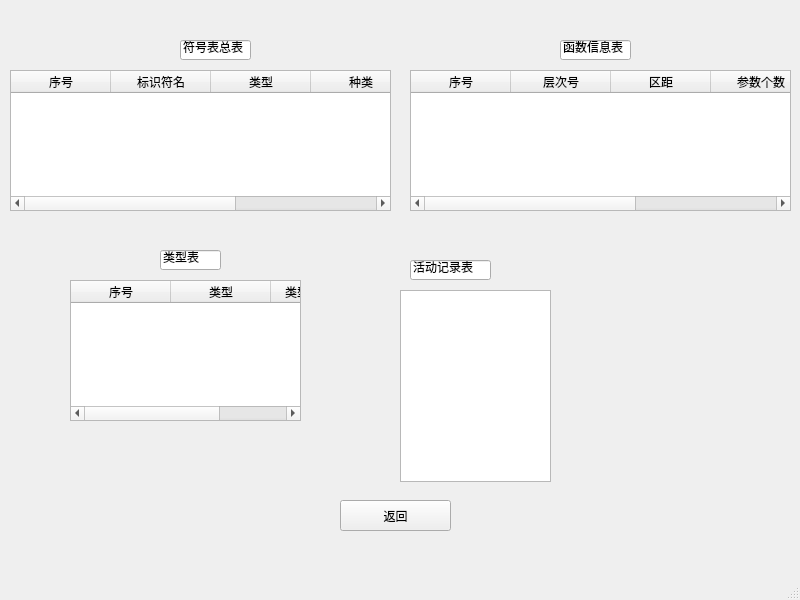
First picture: the form in symtable.ui, repository lh2080028463/Compiler, before the edit.
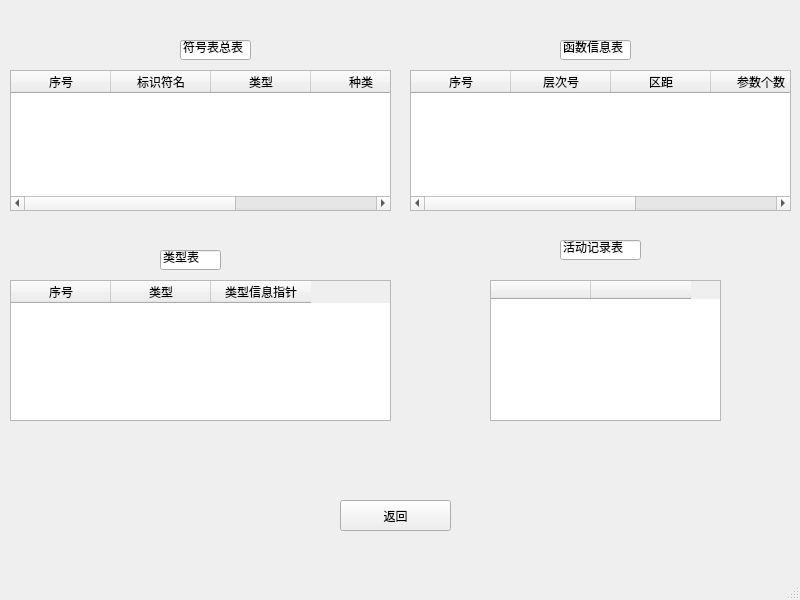
Second picture: the form after the edit.

Diff of the .ui file:
```diff
--- a/symtable.ui
+++ b/symtable.ui
@@ -30,12 +30,22 @@
    <widget class="QTableWidget" name="VALL">
     <property name="geometry">
      <rect>
-      <x>400</x>
-      <y>290</y>
-      <width>151</width>
-      <height>192</height>
+      <x>490</x>
+      <y>280</y>
+      <width>231</width>
+      <height>141</height>
      </rect>
     </property>
+    <column>
+     <property name="text">
+      <string> </string>
+     </property>
+    </column>
+    <column>
+     <property name="text">
+      <string> </string>
+     </property>
+    </column>
    </widget>
    <widget class="QLineEdit" name="lineEdit_2">
     <property name="geometry">
@@ -53,8 +63,8 @@
    <widget class="QLineEdit" name="lineEdit_4">
     <property name="geometry">
      <rect>
-      <x>410</x>
-      <y>260</y>
+      <x>560</x>
+      <y>240</y>
       <width>81</width>
       <height>20</height>
      </rect>
@@ -101,9 +111,9 @@
    <widget class="QTableWidget" name="TAPEL">
     <property name="geometry">
      <rect>
-      <x>70</x>
+      <x>10</x>
       <y>280</y>
-      <width>231</width>
+      <width>381</width>
       <height>141</height>
      </rect>
     </property>
```
